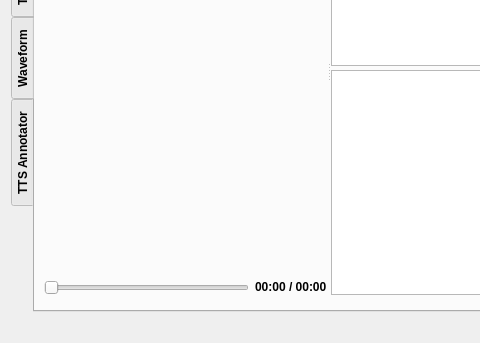
Before: the Qt Designer form tool.ui in ljn7/Vagyojaka-testing, drawn with Qt 5; both pictures show x 0 to 480 and y 257 to 600 of the 802 by 600 pixel window.
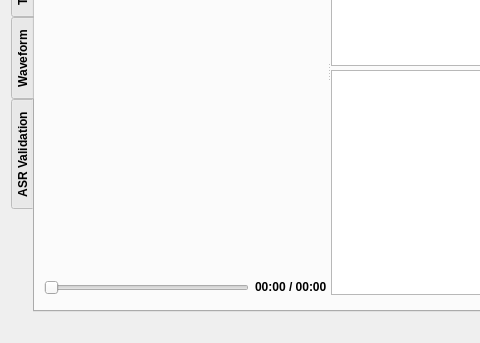
After: the same form once the commit is applied. Icons and pictures are not drawn. Custom widgets are drawn as their Qt base class.

Diff of the .ui file:
```diff
--- a/tool.ui
+++ b/tool.ui
@@ -724,7 +724,7 @@
       </widget>
       <widget class="QWidget" name="tab_4">
        <attribute name="title">
-        <string>TTS Annotator</string>
+        <string>ASR Validation</string>
        </attribute>
        <layout class="QHBoxLayout" name="horizontalLayout_5">
         <property name="spacing">
```
Left out of the diff: 2 changed lines with no effect on the pictures.
